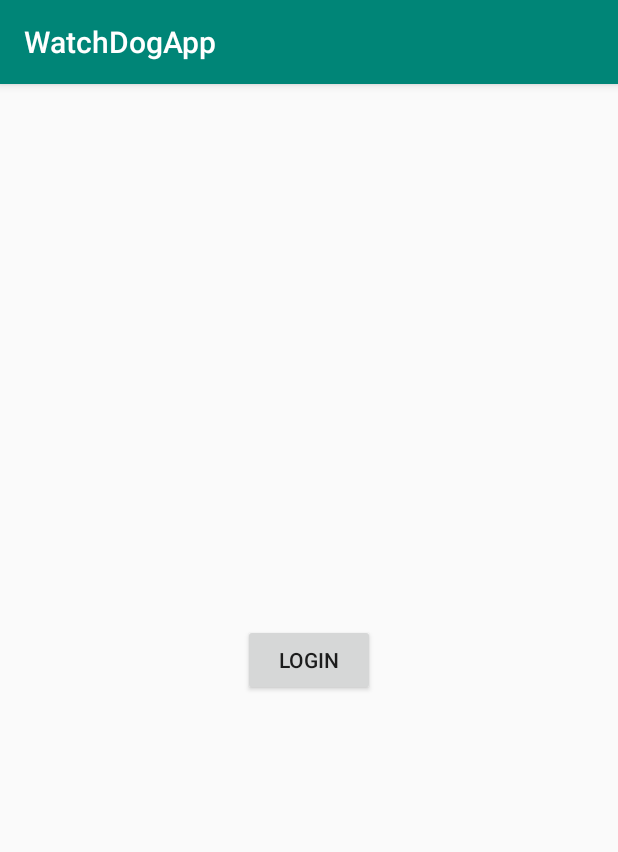
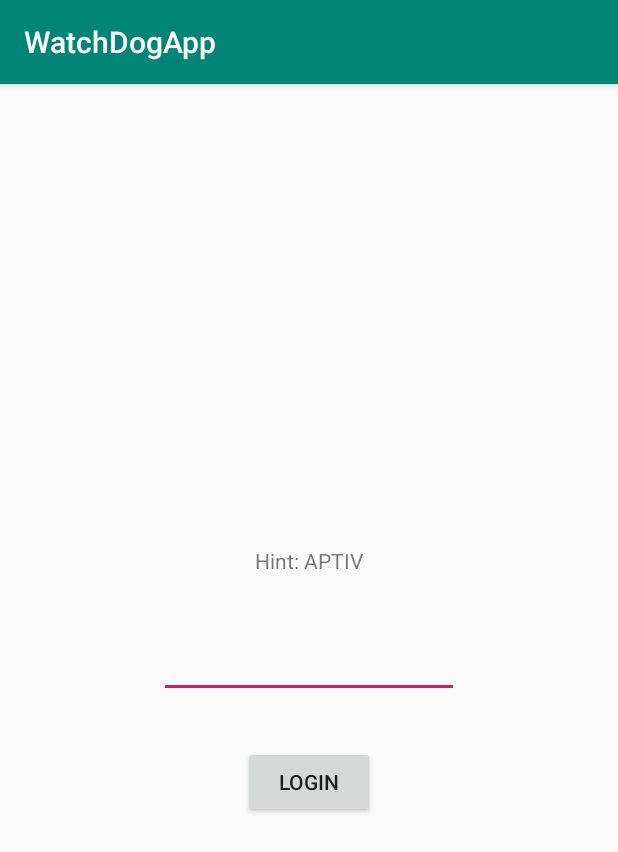
Before and after one commit to BoldizarF/ARIoT19, an Android app: the screen it shows after launch (LoginActivity), on a phone screen of 412 x 824 dp. Shown: the top 852 px of the screen. Run offline under Robolectric (Android 15) with nearby library versions, the phone set to English and light mode, and no system bars.

Commit message:
Adds libs to Android app and key code sign in

```diff
--- a/app-android/app/src/main/res/layout/activity_login.xml
+++ b/app-android/app/src/main/res/layout/activity_login.xml
@@ -7,12 +7,28 @@
         android:layout_height="match_parent"
         tools:context=".LoginActivity">
 
+    <EditText android:layout_width="200dp" android:layout_height="50dp" app:layout_constraintEnd_toEndOf="parent"
+              android:layout_marginEnd="8dp" app:layout_constraintStart_toStartOf="parent"
+              android:layout_marginStart="8dp"
+              android:inputType="number"
+              android:id="@+id/editText" android:layout_marginTop="8dp" app:layout_constraintTop_toTopOf="parent"
+              android:layout_marginBottom="8dp" app:layout_constraintBottom_toBottomOf="parent"/>
+
     <Button
             android:text="Login"
             android:layout_width="wrap_content"
+            android:layout_height="48dp"
+            android:id="@+id/login_btn" app:layout_constraintStart_toStartOf="parent" android:layout_marginStart="8dp"
+            app:layout_constraintEnd_toEndOf="parent" android:layout_marginEnd="8dp"
+            android:layout_marginTop="32dp"
+            app:layout_constraintTop_toBottomOf="@+id/editText"/>
+    <TextView
+            android:text="Hint: APTIV"
+            android:layout_width="wrap_content"
             android:layout_height="wrap_content"
-            android:id="@+id/login_btn" app:layout_constraintStart_toStartOf="parent" android:layout_marginStart="8dp"
-            app:layout_constraintEnd_toEndOf="parent" android:layout_marginEnd="8dp" android:layout_marginTop="8dp"
-            app:layout_constraintTop_toTopOf="parent" android:layout_marginBottom="8dp"
-            app:layout_constraintBottom_toBottomOf="parent"/>
+            android:id="@+id/textView"
+            app:layout_constraintEnd_toEndOf="parent"
+            android:layout_marginEnd="8dp" app:layout_constraintStart_toStartOf="parent"
+            android:layout_marginStart="8dp" android:layout_marginBottom="32dp"
+            app:layout_constraintBottom_toTopOf="@+id/editText"/>
 </androidx.constraintlayout.widget.ConstraintLayout>
```
Also changed, not shown: app-android/app/build.gradle (+15 -9 lines), app-android/app/src/main/java/com/aptiv/watchdogapp/LoginActivity.java (+21 -2 lines).
